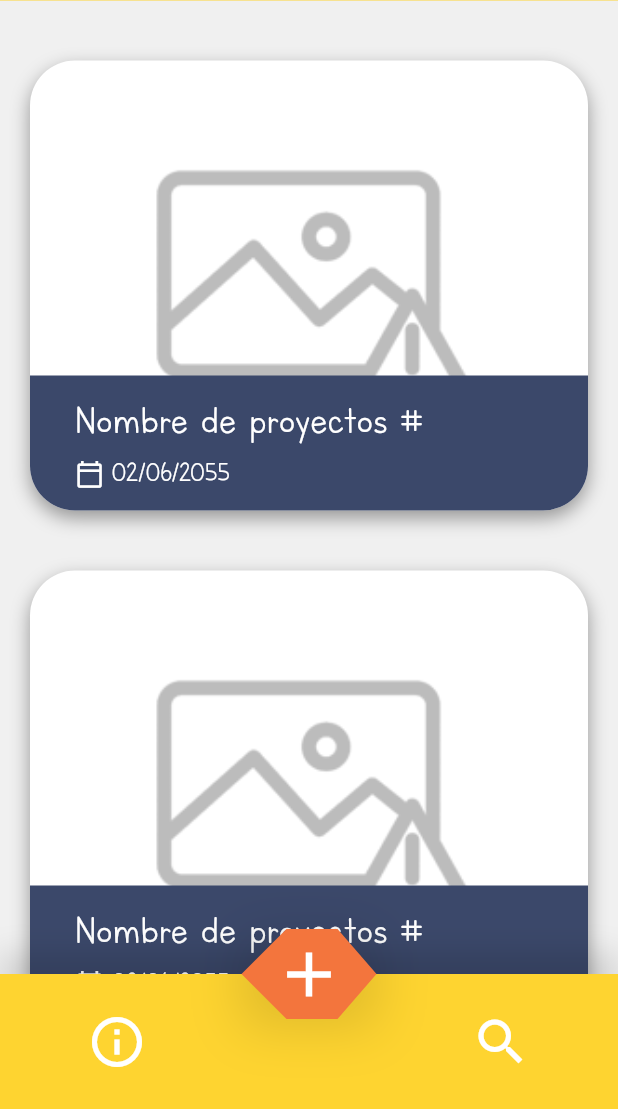
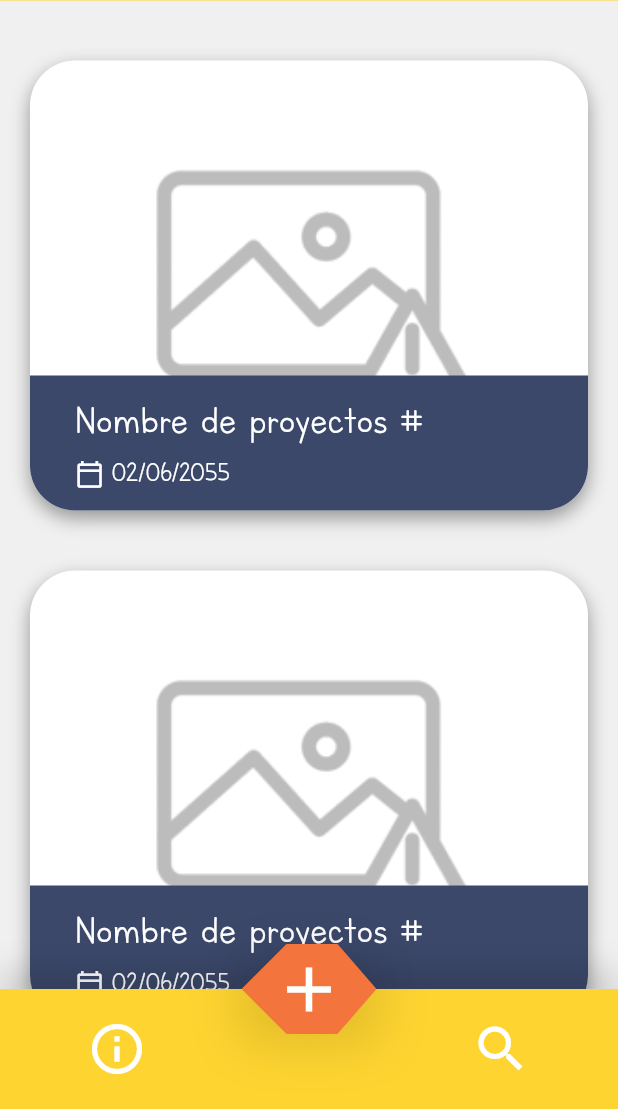
Before and after one commit to Sebastian-Buitrag0/Bee-Note, a Flutter app: the screen it shows after launch, on a phone screen of 412 x 824 dp, the part 127-1236 px from its top. Run offline on Flutter 3.47's test engine with Material 3 defaults, Android fonts, the phone set to English and light mode, and no system bars; our stand-ins replace image_picker, intl_phone_field.

Commit message:
Se modifico el alto de BottomBar

```diff
--- a/front_end/bee_note_application/lib/ui/bottom_tap_bar.dart
+++ b/front_end/bee_note_application/lib/ui/bottom_tap_bar.dart
@@ -18,7 +18,7 @@ class CustomBottomBar extends StatelessWidget {
   @override
   Widget build(BuildContext context) {
     return Container(
-      height: 90,
+      height: 80,
       decoration: const BoxDecoration(
         boxShadow: [
           BoxShadow(
```
